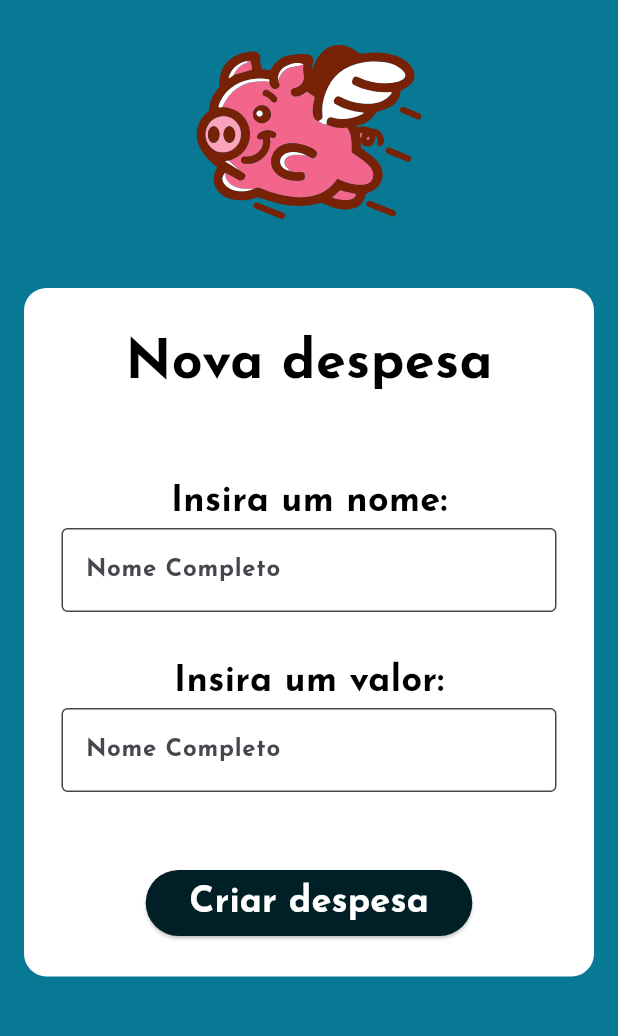
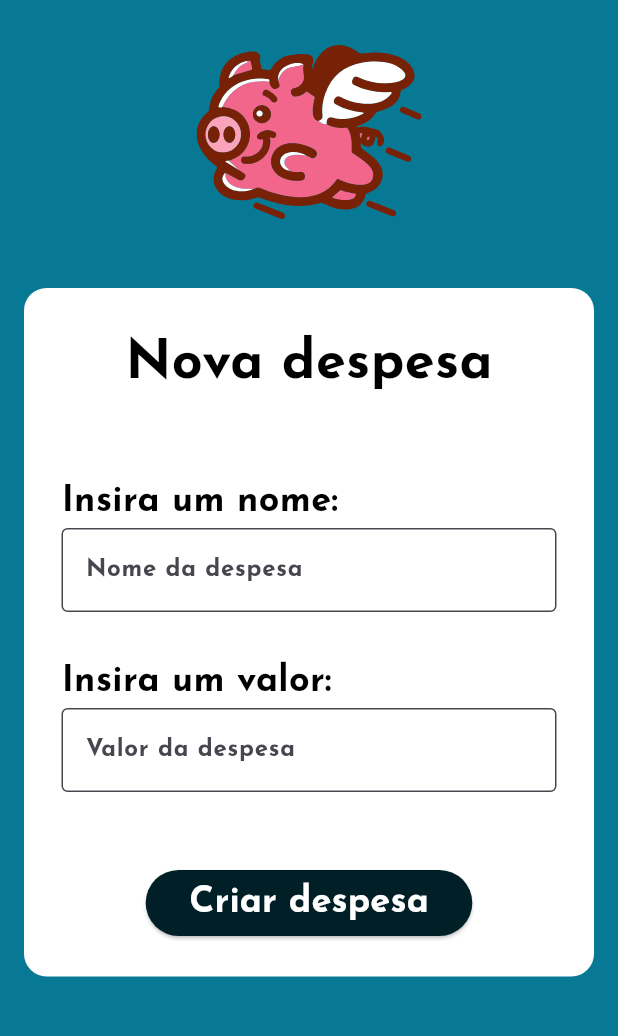
Before and after one commit to IgorLorentz/PorkPockets, a Flutter app: the NovaDespesa screen opened by its route, after a tap on "Criar despesa", on a phone screen of 412 x 824 dp, the part 84-1120 px from its top. Run offline on Flutter 3.47's test engine with Material 3 defaults, Android fonts, the phone set to English and light mode, and no system bars; our stand-ins replace flutter_svg.

Commit message:
LETS GOOO

```diff
--- a/pork_pockets_app/lib/pages/despesas_page.dart
+++ b/pork_pockets_app/lib/pages/despesas_page.dart
@@ -1,4 +1,5 @@
 import 'package:flutter/material.dart';
+import 'package:pork_pockets_app/pages/new_despesa_page.dart';
 import 'package:pork_pockets_app/repositories/despesas_repository.dart';
 import 'package:pork_pockets_app/util/appbar.dart';
 import 'package:pork_pockets_app/util/color_util.dart';
@@ -6,7 +7,7 @@ import 'package:pork_pockets_app/util/images_util.dart';
 import 'package:pork_pockets_app/util/text_util.dart';
 
 class DespesasPage extends StatefulWidget {
-  const DespesasPage({Key? key}) : super(key: key);
+  const DespesasPage({super.key});
 
   @override
   State<DespesasPage> createState() => _DespesasPageState();
@@ -77,7 +78,13 @@ class _DespesasPageState extends State<DespesasPage> {
                 ),
                 child: ElevatedButton(
                     onPressed: () {
-                      Navigator.pushNamed(context, "/nova-despesa");
+                      Navigator.push(
+                          context,
+                          MaterialPageRoute(
+                            builder: (context) => NovaDespesa(
+                              onDespesaAdded: () => setState(() {}),
+                            ),
+                          ));
                     },
                     style: ElevatedButton.styleFrom(
                       shape: const CircleBorder(),
@@ -136,9 +143,8 @@ class _DespesasPageState extends State<DespesasPage> {
               child: Container(
                 padding: EdgeInsets.all(5),
                 decoration: BoxDecoration(
-                  color: Paleta.azulEscurao,
-                  borderRadius: BorderRadius.circular(15)
-                ),
+                    color: Paleta.azulEscurao,
+                    borderRadius: BorderRadius.circular(15)),
                 child: ElevatedButton(
                     onPressed: () {
                       Navigator.pushNamed(context, "/nova-despesa");
--- a/pork_pockets_app/lib/pages/new_despesa_page.dart
+++ b/pork_pockets_app/lib/pages/new_despesa_page.dart
@@ -10,7 +10,9 @@ import 'package:pork_pockets_app/util/forms_util.dart';
 import 'package:pork_pockets_app/util/text_util.dart';
 
 class NovaDespesa extends StatefulWidget {
-  const NovaDespesa({super.key});
+  final Function()? onDespesaAdded;
+
+  const NovaDespesa({super.key, this.onDespesaAdded});
 
   @override
   State<NovaDespesa> createState() => _NovaDespesaState();
@@ -59,24 +61,24 @@ class _NovaDespesaState extends State<NovaDespesa> {
                         children: [
                           bigText("Nova despesa", fontColor: Colors.black),
                           const SizedBox(height: 50),
-                          mediumText("Insira um nome:",
-                              fontColor: Colors.black),
-                          despesaForm(
-                              TextInputAction.next, false, nomeController),
+                          Row(children: [
+                            mediumText("Insira um nome:",
+                                fontColor: Colors.black),
+                          ]),
+                          despesaForm('Nome', TextInputAction.next, false,
+                              nomeController),
                           const SizedBox(height: 30),
-                          mediumText("Insira um valor:",
-                              fontColor: Colors.black),
-                          despesaForm(
-                              TextInputAction.next, false, valorController),
+                          Row(children: [
+                            mediumText("Insira um valor:",
+                                fontColor: Colors.black),
+                          ]),
+                          despesaForm('Valor', TextInputAction.next, false,
+                              valorController),
                           const SizedBox(height: 50),
                           ElevatedButton(
                               onPressed: () {
                                 setState(() {
-                                  DespesasRepository.addDespesaFix(Despesas(
-                                      nome: nomeController.text,
-                                      valor:
-                                          double.parse(valorController.text)));
-                                  print(DespesasRepository.despesaFix[3].nome);
+                                  _addDespesa();
                                   Navigator.pop(context);
                                 });
                               },
@@ -100,9 +102,12 @@ class _NovaDespesaState extends State<NovaDespesa> {
     );
   }
 
-  void novaFixa() => DespesasRepository.despesaFix.add(Despesas(
-      nome: nomeController.text, valor: double.parse(valorController.text)));
+  void _addDespesa() {
+    // Adiciona a despesa como antes
+    DespesasRepository.despesaFix.add(Despesas(
+        nome: nomeController.text, valor: double.parse(valorController.text)));
 
-  void novaVariavel() => DespesasRepository.despesaVar.add(Despesas(
-      nome: nomeController.text, valor: double.parse(valorController.text)));
+    // Chama o callback
+    widget.onDespesaAdded!();
+  }
 }
--- a/pork_pockets_app/lib/util/forms_util.dart
+++ b/pork_pockets_app/lib/util/forms_util.dart
@@ -2,6 +2,7 @@ import 'package:flutter/material.dart';
 import 'package:pork_pockets_app/pages/validator.dart';
 
 final Validation validar = Validation();
+
 TextFormField NameForm(
   TextInputAction textInputAction,
   bool autofocus,
@@ -119,7 +120,7 @@ TextFormField ValueForm(TextInputAction textInputAction, bool autofocus) {
   );
 }
 
-TextFormField despesaForm(TextInputAction textInputAction, bool autofocus,
+TextFormField despesaForm(String atributo, TextInputAction textInputAction, bool autofocus,
     TextEditingController? controller) {
   return TextFormField(
     controller: controller,
@@ -127,9 +128,9 @@ TextFormField despesaForm(TextInputAction textInputAction, bool autofocus,
     textInputAction: TextInputAction.next,
     keyboardType: TextInputType.text,
     autofocus: autofocus,
-    decoration: const InputDecoration(
-      hintText: "Nome Completo",
-      border: OutlineInputBorder(borderSide: BorderSide()),
+    decoration: InputDecoration(
+      hintText: "$atributo da despesa",
+      border: const OutlineInputBorder(borderSide: BorderSide()),
       fillColor: Colors.white,
       filled: true,
     ),
```
